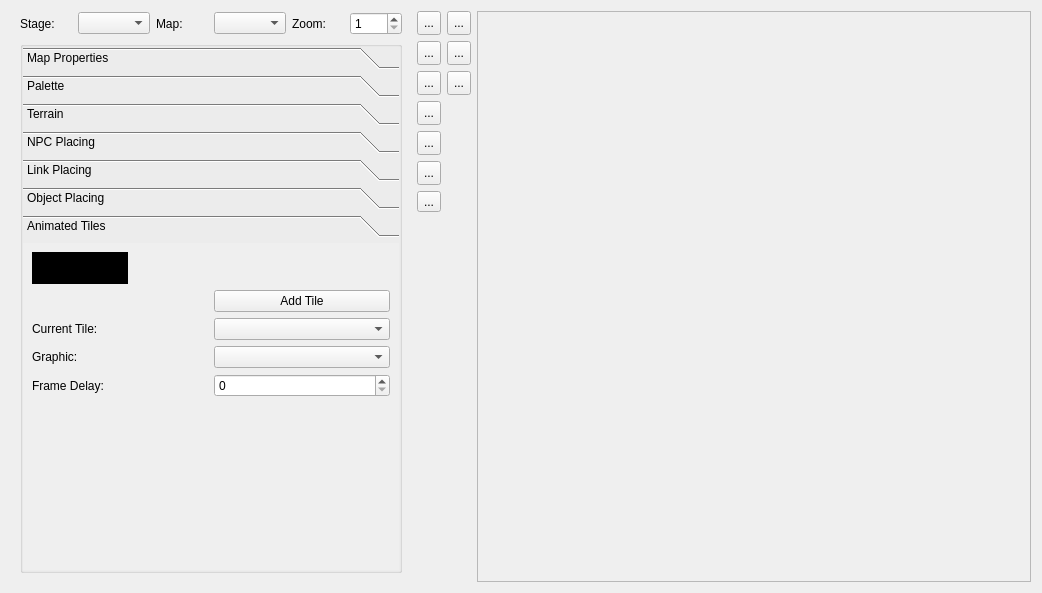
Old version of the form editor/mainwindow_tab/map_tab.ui in the repository protoman/rockbot.
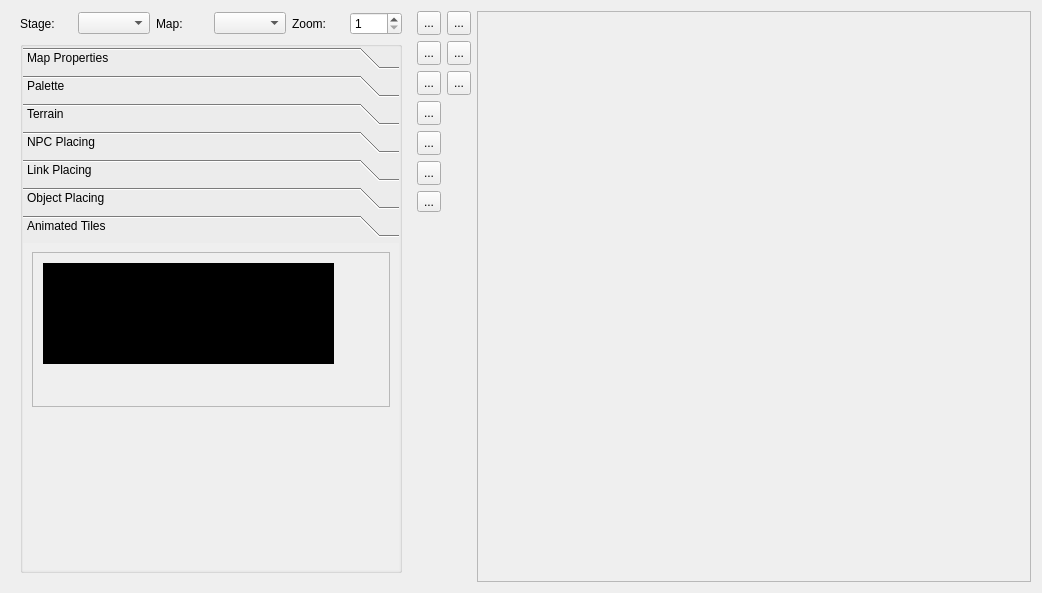
New version of the form. The open tabs and pages were chosen to show the change. Icons and pictures are not drawn. Custom widgets are drawn as their Qt base class.

Commit message: - anim tile editor

Diff of the .ui file:
```diff
--- a/editor/mainwindow_tab/map_tab.ui
+++ b/editor/mainwindow_tab/map_tab.ui
@@ -133,7 +133,7 @@
             </size>
            </property>
            <property name="currentIndex">
-            <number>1</number>
+            <number>6</number>
            </property>
            <widget class="QWidget" name="page_map_properties">
             <property name="geometry">
@@ -507,6 +507,9 @@
                     </property>
                    </widget>
                   </item>
+                  <item row="0" column="1">
+                   <widget class="QComboBox" name="stageTileset_comboBox"/>
+                  </item>
                   <item row="0" column="0">
                    <widget class="QLabel" name="label_13">
                     <property name="text">
@@ -514,9 +517,6 @@
                     </property>
                    </widget>
                   </item>
-                  <item row="0" column="1">
-                   <widget class="QComboBox" name="stageTileset_comboBox"/>
-                  </item>
                  </layout>
                 </item>
                 <item>
@@ -587,8 +587,8 @@
              <rect>
               <x>0</x>
               <y>0</y>
-              <width>98</width>
-              <height>28</height>
+              <width>380</width>
+              <height>346</height>
              </rect>
             </property>
             <attribute name="label">
@@ -736,8 +736,8 @@
              <rect>
               <x>0</x>
               <y>0</y>
-              <width>98</width>
-              <height>28</height>
+              <width>380</width>
+              <height>346</height>
              </rect>
             </property>
             <property name="sizePolicy">
@@ -837,8 +837,8 @@
              <rect>
               <x>0</x>
               <y>0</y>
-              <width>98</width>
-              <height>28</height>
+              <width>380</width>
+              <height>346</height>
              </rect>
             </property>
             <attribute name="label">
@@ -932,8 +932,8 @@
              <rect>
               <x>0</x>
               <y>0</y>
-              <width>98</width>
-              <height>28</height>
+              <width>380</width>
+              <height>346</height>
              </rect>
             </property>
             <property name="toolTip">
@@ -1010,17 +1010,38 @@
             </attribute>
             <layout class="QVBoxLayout" name="verticalLayout_6">
              <item>
-              <widget class="animTitle" name="animTile_Preview" native="true">
+              <widget class="QScrollArea" name="scrollArea_3">
+               <property name="widgetResizable">
+                <bool>true</bool>
+               </property>
+               <widget class="QWidget" name="scrollAreaWidgetContents_3">
+                <property name="geometry">
+                 <rect>
+                  <x>0</x>
+                  <y>0</y>
+                  <width>360</width>
+                  <height>159</height>
+                 </rect>
+                </property>
+                <widget class="animTilePalette" name="animTilePaletteWidget" native="true">
+                 <property name="geometry">
+                  <rect>
+                   <x>10</x>
+                   <y>10</y>
+                   <width>291</width>
+                   <height>101</height>
+                  </rect>
+                 </property>
                <property name="minimumSize">
                 <size>
-                 <width>32</width>
-                 <height>32</height>
+                   <width>16</width>
+                   <height>16</height>
                 </size>
                </property>
                <property name="maximumSize">
                 <size>
-                 <width>96</width>
-                 <height>96</height>
+                   <width>16777215</width>
+                   <height>16777215</height>
                 </size>
                </property>
                <property name="baseSize">
@@ -1033,65 +1054,8 @@
                 <string notr="true">background-color: black;</string>
                </property>
               </widget>
-             </item>
-             <item>
-              <layout class="QGridLayout" name="gridLayout_3">
-               <property name="bottomMargin">
-                <number>10</number>
-               </property>
-               <item row="1" column="1">
-                <widget class="QComboBox" name="current_anim_tile_combobox">
-                 <property name="enabled">
-                  <bool>true</bool>
-                 </property>
-                </widget>
-               </item>
-               <item row="3" column="1">
-                <widget class="QComboBox" name="anim_tile_graphic_combobox">
-                 <property name="enabled">
-                  <bool>true</bool>
-                 </property>
-                </widget>
-               </item>
-               <item row="4" column="1">
-                <widget class="QSpinBox" name="anim_tile_delay_spinbox">
-                 <property name="enabled">
-                  <bool>true</bool>
-                 </property>
-                 <property name="maximum">
-                  <number>9999</number>
-                 </property>
-                </widget>
-               </item>
-               <item row="1" column="0">
-                <widget class="QLabel" name="label_6">
-                 <property name="text">
-                  <string>Current Tile:</string>
-                 </property>
-                </widget>
-               </item>
-               <item row="4" column="0">
-                <widget class="QLabel" name="label_3">
-                 <property name="text">
-                  <string>Frame Delay:</string>
-                 </property>
-                </widget>
-               </item>
-               <item row="3" column="0">
-                <widget class="QLabel" name="label_8">
-                 <property name="text">
-                  <string>Graphic:</string>
-                 </property>
-                </widget>
-               </item>
-               <item row="0" column="1">
-                <widget class="QPushButton" name="addTile_pushButton">
-                 <property name="text">
-                  <string>Add Tile</string>
-                 </property>
-                </widget>
-               </item>
-              </layout>
+               </widget>
+              </widget>
              </item>
              <item>
               <spacer name="verticalSpacer_2">
@@ -1420,9 +1384,9 @@
    <container>1</container>
   </customwidget>
   <customwidget>
-   <class>animTitle</class>
+   <class>animTilePalette</class>
    <extends>QWidget</extends>
-   <header>animtitle.h</header>
+   <header>widgets/animtilepalette.h</header>
    <container>1</container>
   </customwidget>
  </customwidgets>
```
Lines whose indentation alone changed are shown as unchanged. The commit also changes 6 other files.
